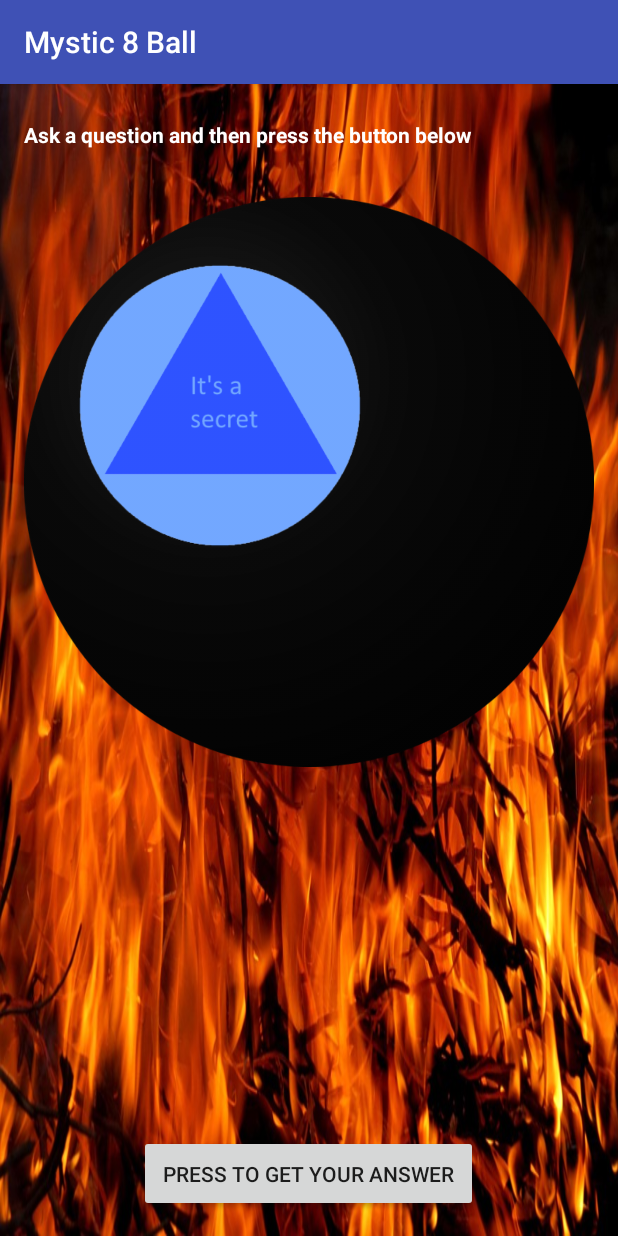
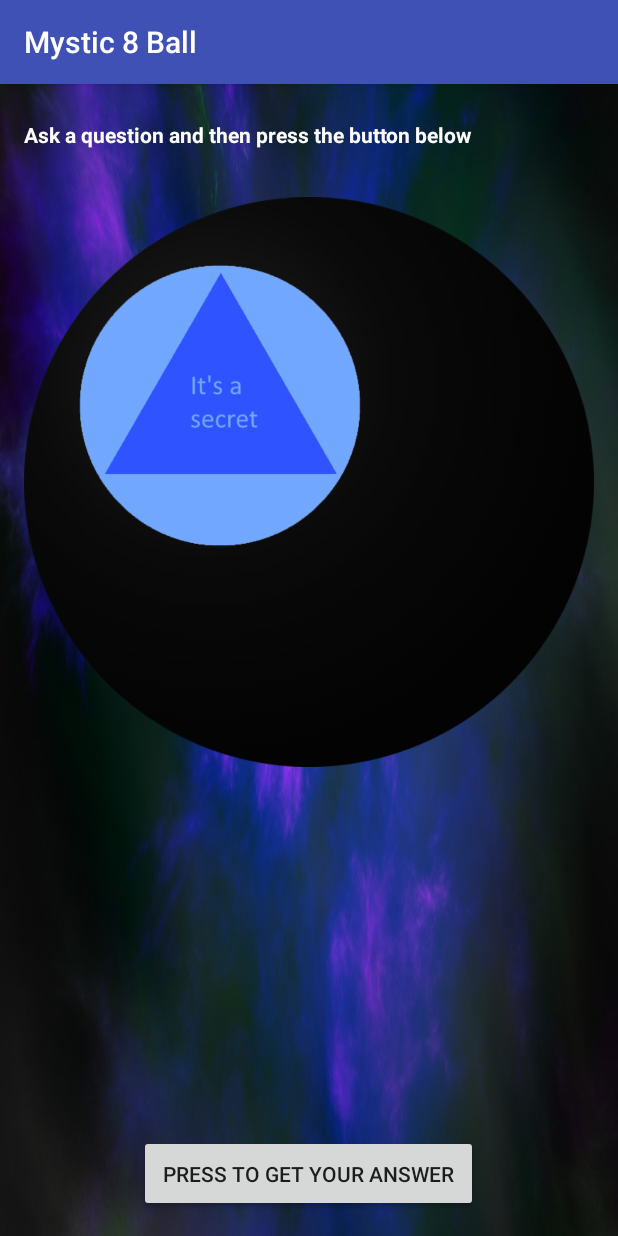
Before and after one commit to PianoHouseCreations/mystic8ball, an Android app: the screen it shows after launch (MainActivity), after a tap on "PRESS TO GET YOUR ANSWER", on a phone screen of 412 x 824 dp. Run offline under Robolectric (Android 15) with nearby library versions, the phone set to English and light mode, and no system bars.

Commit message:
change background to be more mystical and cleaned up return statement

```diff
--- a/app/src/main/java/pianohousecreations/mystic8ball/MainActivity.java
+++ b/app/src/main/java/pianohousecreations/mystic8ball/MainActivity.java
@@ -45,7 +45,6 @@ public class MainActivity extends AppCompatActivity {
     // method to return random image
     public int getRandomImageId () {
         // Get a random between 0 and images.length-1
-        int imageId = (int)(Math.random() * images.length);
-        return imageId;
+        return (int)(Math.random() * images.length);
     }
 }
--- a/app/src/main/res/layout-land/activity_main.xml
+++ b/app/src/main/res/layout-land/activity_main.xml
@@ -4,7 +4,7 @@
     xmlns:tools="http://schemas.android.com/tools"
     android:layout_width="match_parent"
     android:layout_height="match_parent"
-    android:background="@drawable/fire"
+    android:background="@drawable/nebulae"
     android:orientation="vertical"
     android:paddingBottom="@dimen/activity_vertical_margin"
     android:paddingLeft="@dimen/activity_horizontal_margin"
--- a/app/src/main/res/layout/activity_main.xml
+++ b/app/src/main/res/layout/activity_main.xml
@@ -3,7 +3,7 @@
     xmlns:tools="http://schemas.android.com/tools"
     android:layout_width="match_parent"
     android:layout_height="match_parent"
-    android:background="@drawable/fire"
+    android:background="@drawable/nebulae"
     android:orientation="vertical"
     android:paddingBottom="@dimen/activity_vertical_margin"
     android:paddingLeft="@dimen/activity_horizontal_margin"
```
